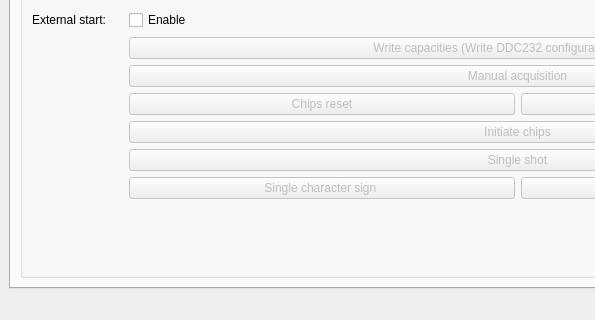
MichaelColonel/ICControl, file mainwindow.ui: the form before one commit; both pictures show x 0 to 595 and y 352 to 672 of the 938 by 672 pixel window.
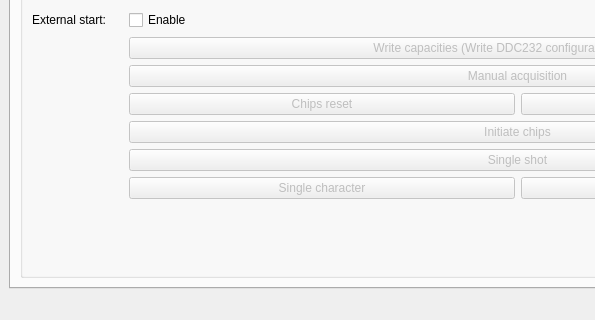
The form after the commit. Custom widgets are drawn as their Qt base class.

Commit message: Fix bug with pedestals, signals channel graph update button (cont)

```diff
--- a/mainwindow.ui
+++ b/mainwindow.ui
@@ -508,7 +508,7 @@
                   <bool>false</bool>
                  </property>
                  <property name="text">
-                  <string>Single character sign </string>
+                  <string>Single character</string>
                  </property>
                 </widget>
                </item>
```
Left out of the diff: 2 changed lines with no effect on the pictures. The commit also changes 2 other files.
